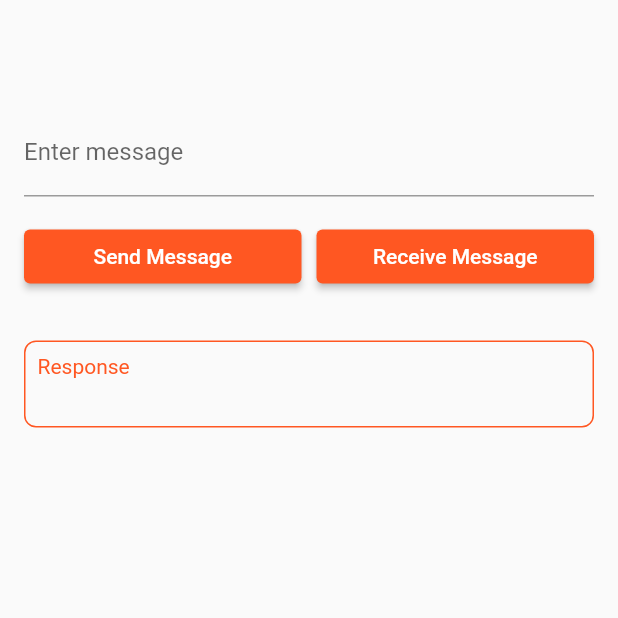
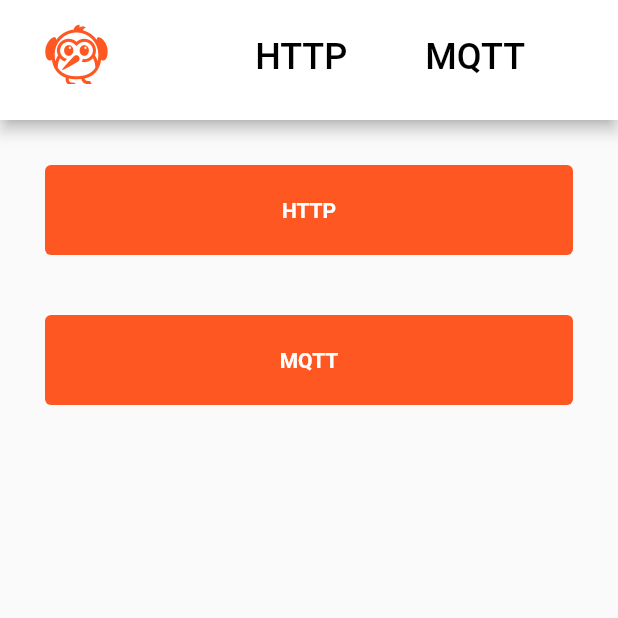
Before and after one commit to jhkim0122/local_hats, a Flutter app: the screen it shows after launch, on a phone screen of 412 x 824 dp, the top half of it. Run offline on Flutter 3.47's test engine with Material 2 defaults, Android fonts, the phone set to English and light mode, and no system bars; our stand-ins replace get; missing offline and left inert: mqtt_client.

Commit message:
[feat] MQTT 프로토콜 추가, Web Main 페이지 변경, Web Menu Navigation 추가

```diff
--- a/LocalHATS/package.json
+++ b/LocalHATS/package.json
@@ -2,6 +2,7 @@
   "name": "LocalHATS",
   "version": "1.0.0",
   "dependencies": {
-
+    "aedes": "^0.50.0",
+    "mqtt": "^5.0.2"
   }
 }
--- a/localhats_flutter/lib/controller/MainController.dart
+++ b/localhats_flutter/lib/controller/MainController.dart
@@ -2,7 +2,7 @@ import 'package:flutter/material.dart';
 import 'package:get/get.dart';
 import 'package:http/http.dart' as http;
 
-class MainController extends GetxController {
+class HTTPController extends GetxController {
   final TextEditingController messageController = TextEditingController();
   final String url = 'http://localhost:3000';
   String response = "";
--- /dev/null
+++ b/localhats_flutter/lib/data/GlobalData.dart
@@ -0,0 +1,6 @@
+import 'Menu.dart';
+
+List<Menu> menuList = [
+  Menu(0, "/http", "HTTP"),
+  Menu(1, "/mqtt", "MQTT"),
+];
--- a/localhats_flutter/lib/main.dart
+++ b/localhats_flutter/lib/main.dart
@@ -1,6 +1,8 @@
 import 'package:flutter/material.dart';
 import 'package:get/get.dart';
 
+import 'pages/MQTTPage.dart';
+import 'pages/HTTPPage.dart';
 import 'pages/MainPage.dart';
 
 void main() {
@@ -18,7 +20,9 @@ class MyApp extends StatelessWidget {
         ),
         initialRoute: "/",
         getPages: [
-          GetPage(name: "/", page: () => MainPage()),
+          GetPage(name: "/", page: () => const MainPage()),
+          GetPage(name: "/http", page: () => HTTPPage()),
+          GetPage(name: "/mqtt", page: () => MQTTPage()),
           // GetPage(
           //     name: "/detail/:id",
           //     page: () => DetailView(),
--- a/localhats_flutter/lib/pages/MainPage.dart
+++ b/localhats_flutter/lib/pages/MainPage.dart
@@ -1,83 +1,38 @@
-import 'dart:async';
+import 'package:flutter/material.dart';
 
-import 'package:flutter/material.dart';
-import 'package:get/get.dart';
+import '../data/GlobalData.dart';
+import '../utils/WebNavigation.dart';
 
-import '../controller/MainController.dart';
-
-class MainPage extends GetView<MainController> {
-
-  final MainController controller = Get.put(MainController());
+class MainPage extends StatefulWidget {
+  const MainPage({Key? key}): super(key:key);
 
   @override
-  Widget build(BuildContext context) {
-    return GetBuilder<MainController>(
-      init: MainController(),
-      builder: (_) {
-        return Scaffold(
-          appBar: AppBar(
-            backgroundColor: Colors.transparent,
-            elevation: 0.0,
-          ),
-          body: Padding(
-            padding: EdgeInsets.all(16.0),
-            child: Column(
-              crossAxisAlignment: CrossAxisAlignment.stretch,
-              children: [
-                TextField(
-                  controller: controller.messageController,
-                  decoration: InputDecoration(
-                    labelText: 'Enter message',
-                  ),
-                ),
-                SizedBox(height: 16),
-                Row(
-                  mainAxisAlignment: MainAxisAlignment.spaceAround,
-                  children:[
-                    Expanded(
-                        child: ElevatedButton(
-                          onPressed: () {
-                            controller.postMessage();
-                          },
-                          child: Text('Send Message'),
-                        )
-                    ),
-                    SizedBox(width:10),
-                    Expanded(
-                      child:ElevatedButton(
-                        onPressed: () {
-                          controller.getMessage();
-                        },
-                        child: Text('Receive Message'),
-                      ),
-                    ),
+  MainPageState createState() => MainPageState();
+}
 
-                  ]
-                ),
-                SizedBox(height: 16),
-                SizedBox(height: 16),
-                Container(
-                  padding: EdgeInsets.all(8.0),
-                  decoration: BoxDecoration(
-                    borderRadius: BorderRadius.circular(8),
-                    color: Colors.transparent,
-                    border: Border.all(color:Colors.deepOrange, width:1)
-                  ),
-                  child: Column(
-                      crossAxisAlignment: CrossAxisAlignment.start,
-                      children:[
-                    Text('Response', style:TextStyle(color:Colors.deepOrange)),
-                    Padding(
-                      padding:EdgeInsets.only(left:8.0, top:8.0),
-                      child:SelectableText(controller.response)
-                    )
-                  ])
-                ),
-              ],
-            ),
-          ),
-        );
-      },
+class MainPageState extends State<MainPage>{
+  static const String routeName = "/";
+
+  @override
+  Widget build(BuildContext context){
+    return Scaffold(
+        appBar: WebNavigation(routeName),
+        body: ListView.builder(
+          padding: EdgeInsets.all(10.0),
+          scrollDirection: Axis.vertical,
+          itemCount: menuList.length,
+          itemBuilder: (BuildContext context, int index){
+            return Container(height:60,
+                margin:EdgeInsets.all(20),
+                child:ElevatedButton(
+                  onPressed: () => Navigator.of(context).pushNamed(menuList[index].routeName),
+                  style: ElevatedButton.styleFrom(backgroundColor: Colors.deepOrange, elevation:0.0, shape:RoundedRectangleBorder(borderRadius:BorderRadius.circular(4.0))),
+                  child: Padding(
+                    padding: const EdgeInsets.all(10),
+                    child: Text(menuList[index].label, style: TextStyle(color: Colors.white, fontWeight: FontWeight.bold)),)
+            ));
+          },
+        )
     );
   }
 }
--- /dev/null
+++ b/localhats_flutter/lib/utils/WebNavigation.dart
@@ -0,0 +1,38 @@
+import 'package:flutter/material.dart';
+
+import '../data/GlobalData.dart';
+
+class WebNavigation extends StatelessWidget implements PreferredSizeWidget {
+  final String currentPage;
+  @override
+  final Size preferredSize;
+  WebNavigation(this.currentPage, {Key? key}) : preferredSize = Size.fromHeight(80), super(key:key);
+
+  @override
+  Widget build(BuildContext context) {
+    return AppBar(
+        backgroundColor: Colors.white,
+        title: Container(
+          margin: const EdgeInsets.fromLTRB(10, 30, 20, 10),
+          child: Flex(
+            mainAxisAlignment: MainAxisAlignment.spaceBetween,
+            crossAxisAlignment: CrossAxisAlignment.center,
+            direction: Axis.horizontal,
+            children: [
+              Icon(Icons.flutter_dash, color:Colors.deepOrange, size:50),
+              Row(
+                  mainAxisAlignment: MainAxisAlignment.end,
+                  children:[
+              for(int index=0; index<menuList.length; index++)
+                ElevatedButton(
+                    onPressed: () => Navigator.of(context).popAndPushNamed(menuList[index].routeName),
+                    style: ElevatedButton.styleFrom(backgroundColor: Colors.transparent, elevation:0.0, shadowColor: Colors.transparent),
+                    child: Padding(
+                      padding: const EdgeInsets.all(10),
+                      child: Text(menuList[index].label, style: TextStyle(fontSize: 24.0, color: currentPage == menuList[index].routeName ? Colors.deepOrange : Colors.black)),)
+                )])
+            ]
+        )));
+  }
+
+}
--- a/localhats_flutter/pubspec.yaml
+++ b/localhats_flutter/pubspec.yaml
@@ -38,6 +38,7 @@ dependencies:
   cupertino_icons: ^1.0.2
   http: ^0.13.5
   get: ^4.6.5
+  mqtt_client: ^10.0.0
 
 dev_dependencies:
   flutter_test:
```
Also changed, not shown: localhats_flutter/lib/controller/MQTTController.dart (added, +59 -0 lines), localhats_flutter/lib/data/Menu.dart (added, +11 -0 lines), localhats_flutter/lib/pages/HTTPPage.dart (added, +79 -0 lines), localhats_flutter/lib/pages/MQTTPage.dart (added, +80 -0 lines), localhats_flutter/lib/utils/MQTTClientManager.dart (added, +74 -0 lines), LocalHATS/package-lock.json (added), localhats_flutter/pubspec.lock, 3 other files.
